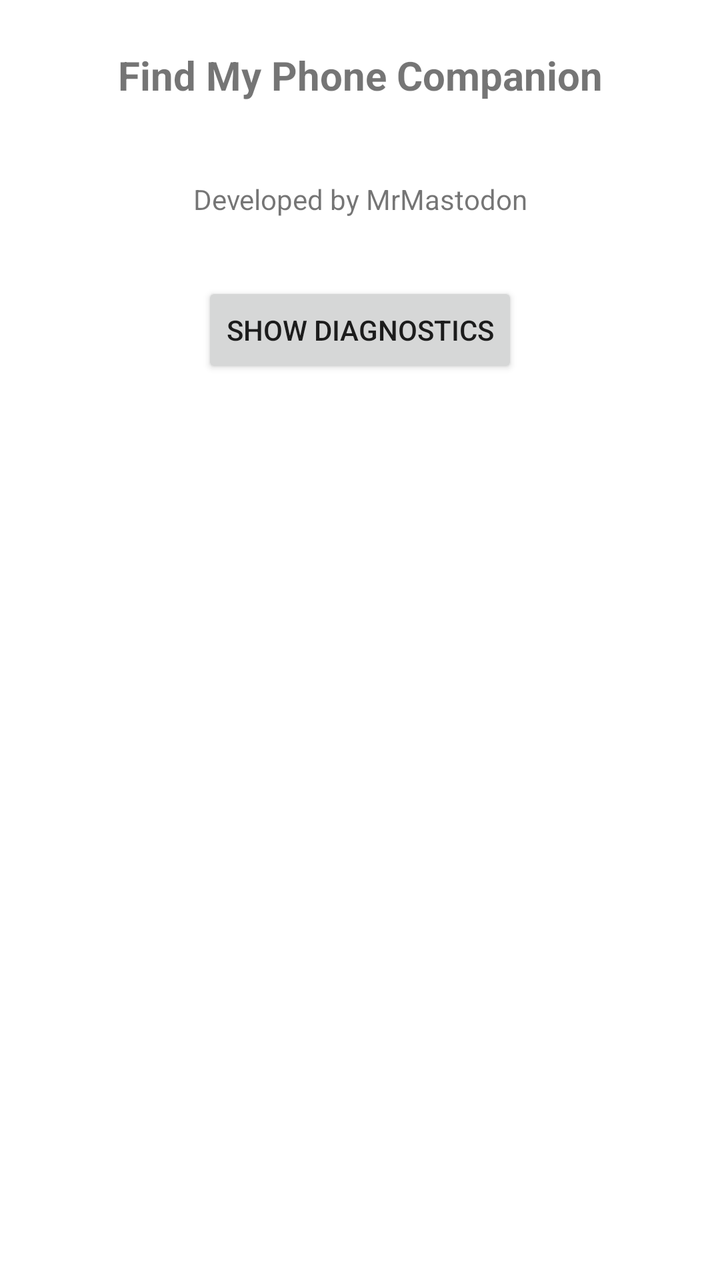
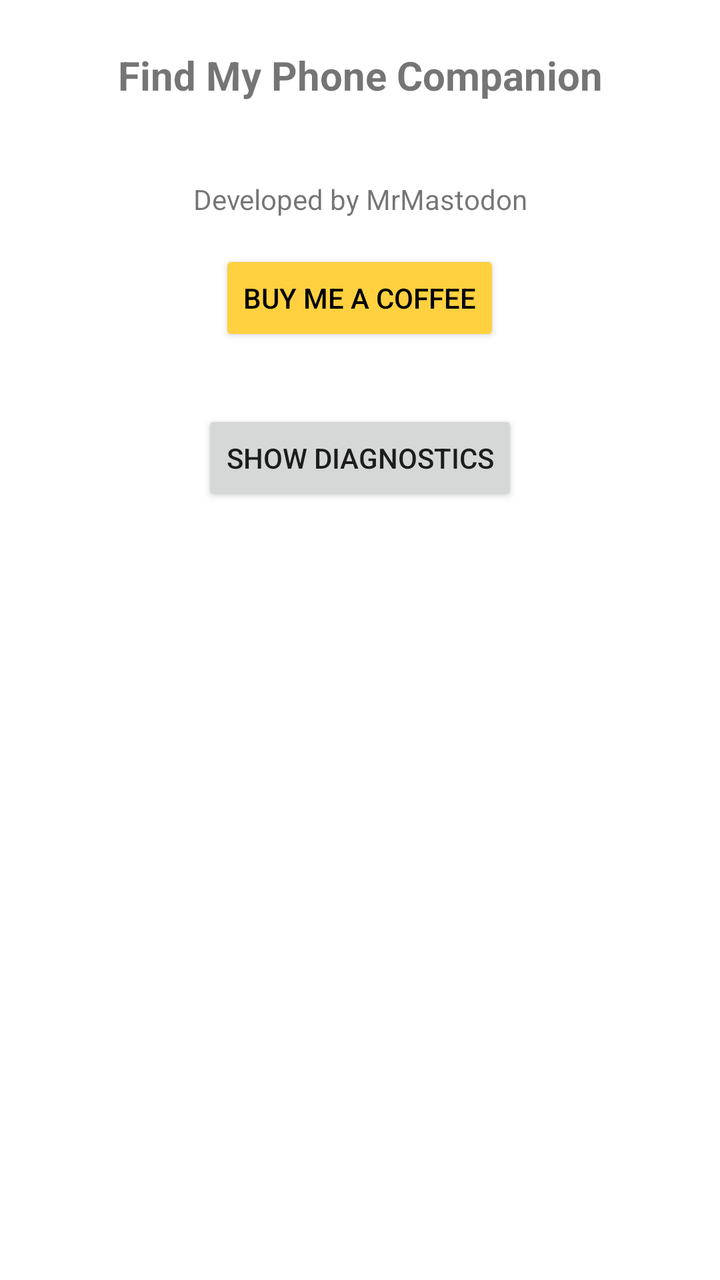

An Android layout rendered at two revisions. The XML below is the earlier revision; the diff shows what the commit changed to produce the second picture.
<!-- AndroidManifest.xml: application theme Theme.FindMyPhoneCompanion -->
<!-- res/layout/activity_about.xml -->
<?xml version="1.0" encoding="utf-8"?>
<LinearLayout xmlns:android="http://schemas.android.com/apk/res/android"
    android:layout_width="match_parent"
    android:layout_height="match_parent"
    android:orientation="vertical"
    android:padding="24dp">

    <TextView
        android:layout_width="match_parent"
        android:layout_height="wrap_content"
        android:gravity="center"
        android:textSize="20sp"
        android:textStyle="bold"
        android:text="@string/app_name" />

    <TextView
        android:id="@+id/versionText"
        android:layout_width="match_parent"
        android:layout_height="wrap_content"
        android:layout_marginTop="4dp"
        android:gravity="center"
        android:textSize="14sp" />

    <TextView
        android:layout_width="match_parent"
        android:layout_height="wrap_content"
        android:layout_marginTop="16dp"
        android:gravity="center"
        android:textSize="14sp"
        android:text="@string/developed_by" />

    <Button
        android:id="@+id/toggleDiagnosticsButton"
        android:layout_width="wrap_content"
        android:layout_height="wrap_content"
        android:layout_gravity="center_horizontal"
        android:layout_marginTop="32dp"
        android:text="@string/show_diagnostics" />

    <LinearLayout
        android:id="@+id/diagnosticsPanel"
        android:layout_width="match_parent"
        android:layout_height="0dp"
        android:layout_weight="1"
        android:orientation="vertical"
        android:visibility="gone">

        <TextView
            android:layout_width="match_parent"
            android:layout_height="wrap_content"
            android:layout_marginTop="16dp"
            android:text="@string/diagnostics_title"
            android:textStyle="bold" />

        <ScrollView
            android:layout_width="match_parent"
            android:layout_height="0dp"
            android:layout_weight="1"
            android:layout_marginTop="8dp">

            <TextView
                android:id="@+id/diagnosticsText"
                android:layout_width="match_parent"
                android:layout_height="wrap_content"
                android:fontFamily="monospace"
                android:textSize="12sp"
                android:text="@string/diagnostics_placeholder" />
        </ScrollView>

    </LinearLayout>

</LinearLayout>
<!-- resources referenced by this layout -->
<resources>
  <string name="app_name">Find My Phone Companion</string>
  <string name="developed_by">Developed by MrMastodon</string>
  <string name="diagnostics_placeholder">No events received yet — press the watch button, then reopen this app.</string>
  <string name="diagnostics_title">Diagnostics (last events received from watch)</string>
  <string name="show_diagnostics">Show diagnostics</string>
  <style name="Theme.FindMyPhoneCompanion" parent="Theme.MaterialComponents.DayNight.NoActionBar" />
</resources>

<!-- the commit's change to res/layout/activity_about.xml (unified diff, before → after) -->
@@ -28,6 +28,16 @@
         android:gravity="center"
         android:textSize="14sp"
         android:text="@string/developed_by" />
+
+    <Button
+        android:id="@+id/buyMeCoffeeButton"
+        android:layout_width="wrap_content"
+        android:layout_height="wrap_content"
+        android:layout_gravity="center_horizontal"
+        android:layout_marginTop="16dp"
+        android:backgroundTint="#FFD140"
+        android:textColor="#000000"
+        android:text="@string/buy_me_coffee" />
 
     <Button
         android:id="@+id/toggleDiagnosticsButton"
<!-- resource entries referenced after the edit -->
@@ -1,6 +1,7 @@
 <!-- resources referenced by this layout -->
 <resources>
   <string name="app_name">Find My Phone Companion</string>
+  <string name="buy_me_coffee">Buy me a coffee</string>
   <string name="developed_by">Developed by MrMastodon</string>
   <string name="diagnostics_placeholder">No events received yet — press the watch button, then reopen this app.</string>
   <string name="diagnostics_title">Diagnostics (last events received from watch)</string>
